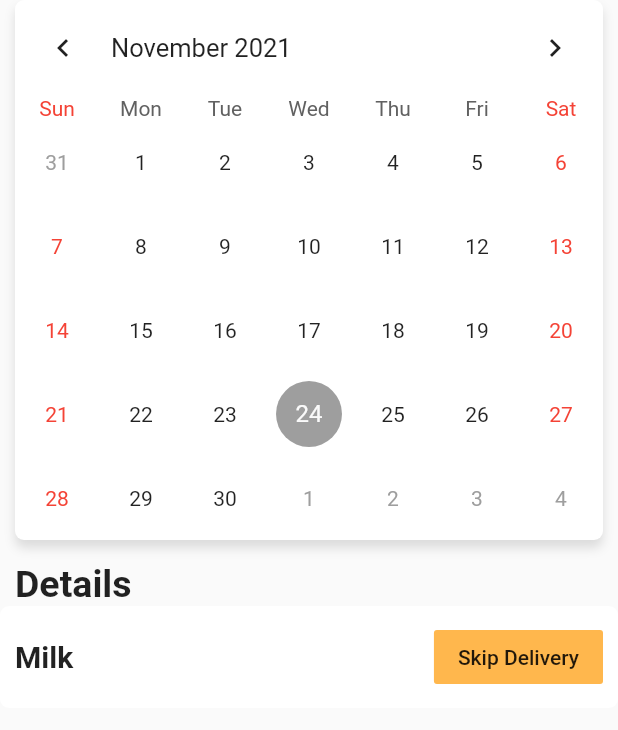
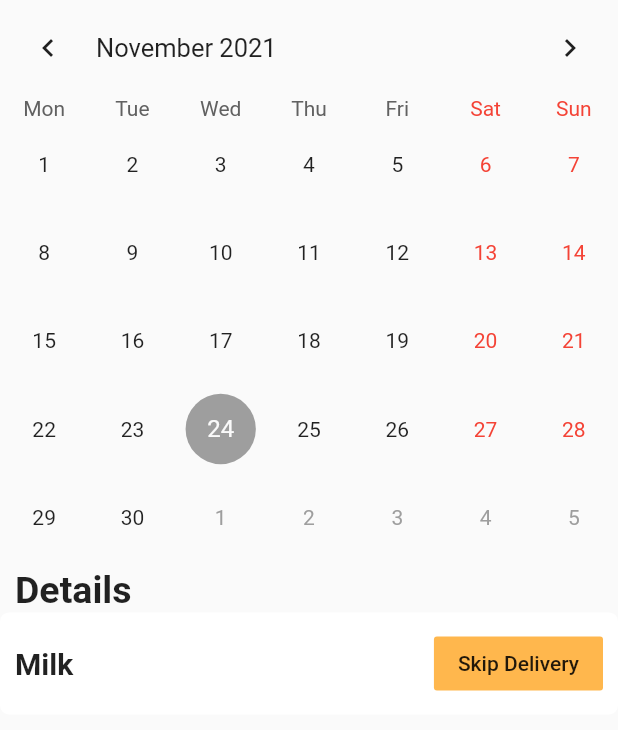
Before and after one commit to OnebytesProjects/Grocery-App, a Flutter app: the Calendar screen opened directly, on a phone screen of 412 x 824 dp. Shown: the top 730 px of the screen. Run offline on Flutter 3.47's test engine with Material 2 defaults, Android fonts, the phone set to English and light mode, and no system bars; drawn by our look-alikes of table_calendar; our stand-ins replace cloud_firestore, expandable_text, firebase_auth, firebase_core, firebase_storage, flutter_easyloading and 5 more; missing offline and left inert: ars_progress_dialog, clipboard, dart:ffi, dart:html, firebase, flutter_admin_scaffold and 3 more; accounts and stored records are empty.

Commit message:
Calendar testing -1

```diff
--- /dev/null
+++ b/App/milk/lib/Screens/HomeScreen/Calendar/Calendar.dart
@@ -0,0 +1,94 @@
+import 'dart:ffi';
+
+import 'package:flutter/material.dart';
+import 'package:table_calendar/table_calendar.dart';
+
+class Calendar extends StatefulWidget {
+  const Calendar({Key? key}) : super(key: key);
+
+  @override
+  State<Calendar> createState() => _CalendarState();
+}
+
+class _CalendarState extends State<Calendar> {
+  CalendarController _calendarController = CalendarController();
+
+  DateTime selectedDay = DateTime.now();
+  DateTime focusedDay = DateTime.now();
+
+
+  void initState() {
+    super.initState();
+    _calendarController = CalendarController();
+  }
+  void _onDaySelected(DateTime selectDay,DateTime foucsDay) {
+    setState(() {
+      selectedDay = selectDay;
+      focusedDay = foucsDay;
+    });
+    print('Selected Day:${focusedDay}');
+  }
+
+  Widget calendar() {
+    return TableCalendar(
+      headerStyle: HeaderStyle(
+        formatButtonVisible: false,
+      ),
+      calendarController: _calendarController,
+      calendarStyle: CalendarStyle(
+        canEventMarkersOverflow: true,
+        markersColor: Theme.of(context).primaryColor,
+        selectedColor: Colors.grey,
+      ),
+      startingDayOfWeek: StartingDayOfWeek.monday,
+    );
+  }
+
+  @override
+  Widget build(BuildContext context) {
+    return Scaffold(
+        body: ListView(
+      children: [
+        calendar(),
+        SizedBox(
+          height: 5,
+        ),
+        Container(
+            padding: EdgeInsets.fromLTRB(10, 0, 0, 0),
+            child: Text(
+              "Details",
+              style: TextStyle(fontWeight: FontWeight.bold, fontSize: 25),
+            )),
+        cardVeiw("Milk"),
+      ],
+    ));
+  }
+
+  Widget cardVeiw(String title) {
+    return Container(
+        padding: EdgeInsets.all(10),
+        decoration: BoxDecoration(
+          color: Colors.white,
+          borderRadius: BorderRadius.circular(6),
+        ),
+        child: Row(
+          mainAxisAlignment: MainAxisAlignment.spaceBetween,
+          children: [
+            Text(
+              title,
+              style: TextStyle(fontWeight: FontWeight.bold, fontSize: 20),
+            ),
+            Column(
+              children: [
+                FlatButton(
+                  child: Text("Skip Delivery"),
+                  onPressed: () {},
+                  color: Colors.orange[300],
+                ),
+              ],
+            )
+          ],
+        ),
+      );
+  }
+}
--- a/App/milk/lib/Screens/HomeScreen/Screens/DrawerContent/Calendar.dart
+++ /dev/null
@@ -1,96 +0,0 @@
-import 'dart:ffi';
-
-import 'package:flutter/material.dart';
-import 'package:table_calendar/table_calendar.dart';
-
-class Calendar extends StatefulWidget {
-  const Calendar({Key? key}) : super(key: key);
-
-  @override
-  State<Calendar> createState() => _CalendarState();
-}
-
-class _CalendarState extends State<Calendar> {
-  CalendarController _calendarController = CalendarController();
-
-  void initState() {
-    super.initState();
-    _calendarController = CalendarController();
-  }
-
-  Widget calendar() {
-    return Container(
-      margin: EdgeInsets.fromLTRB(10, 0, 10, 10),
-      width: double.infinity,
-      decoration: BoxDecoration(
-          color: Colors.white,
-          borderRadius: BorderRadius.circular(6),
-          boxShadow: <BoxShadow>[
-            BoxShadow(
-              color: Colors.black12,
-              blurRadius: 5,
-              offset: Offset(0, 5),
-            )
-          ]),
-      child: TableCalendar(
-        headerStyle: HeaderStyle(
-          formatButtonVisible: false,
-        ),
-        calendarController: _calendarController,
-        calendarStyle: CalendarStyle(
-          canEventMarkersOverflow: true,
-          markersColor: Theme.of(context).primaryColor,
-          selectedColor: Colors.grey,
-        ),
-      ),
-    );
-  }
-
-  @override
-  Widget build(BuildContext context) {
-    return Scaffold(
-        body: ListView(
-      children: [
-        calendar(),
-        SizedBox(
-          height: 5,
-        ),
-        Container(
-            padding: EdgeInsets.fromLTRB(10, 0, 0, 0),
-            child: Text(
-              "Details",
-              style: TextStyle(fontWeight: FontWeight.bold, fontSize: 25),
-            )),
-        cardVeiw("Milk"),
-      ],
-    ));
-  }
-
-  Widget cardVeiw(String title) {
-    return Container(
-        padding: EdgeInsets.all(10),
-        decoration: BoxDecoration(
-          color: Colors.white,
-          borderRadius: BorderRadius.circular(6),
-        ),
-        child: Row(
-          mainAxisAlignment: MainAxisAlignment.spaceBetween,
-          children: [
-            Text(
-              title,
-              style: TextStyle(fontWeight: FontWeight.bold, fontSize: 20),
-            ),
-            Column(
-              children: [
-                FlatButton(
-                  child: Text("Skip Delivery"),
-                  onPressed: () {},
-                  color: Colors.orange[300],
-                ),
-              ],
-            )
-          ],
-        ),
-      );
-  }
-}
--- a/App/milk/pubspec.yaml
+++ b/App/milk/pubspec.yaml
@@ -38,7 +38,7 @@ dependencies:
   cloud_firestore: ^0.14.4
   firebase_core: ^0.5.3
   provider: ^4.3.2+3
-  table_calendar:
+  table_calendar: ^2.3.3
   clipboard: ^0.1.3
   share_plus:
   image_picker:
```
Also changed, not shown: App/milk/lib/Screens/Drawercontent/About_us.dart (added, +14 -0 lines), App/milk/lib/Screens/Drawercontent/Cancelation_and_Refund.dart (added, +14 -0 lines), App/milk/lib/Screens/Drawercontent/Contact_us.dart (added, +14 -0 lines), App/milk/lib/Screens/Drawercontent/Terms_of_use.dart (added, +14 -0 lines), App/milk/lib/Screens/HomeScreen/Home/Mainscreen.dart (+5 -6 lines), App/milk/lib/Screens/HomeScreen/Screens/ClientFeeds/About_us.dart (deleted, +0 -14 lines), App/milk/lib/Screens/HomeScreen/Screens/ClientFeeds/Cancelation_and_Refund.dart (deleted, +0 -14 lines), App/milk/lib/Screens/HomeScreen/Screens/ClientFeeds/Contact_us.dart (deleted, +0 -14 lines), App/milk/lib/Screens/HomeScreen/Screens/ClientFeeds/Terms_of_use.dart (deleted, +0 -14 lines).
